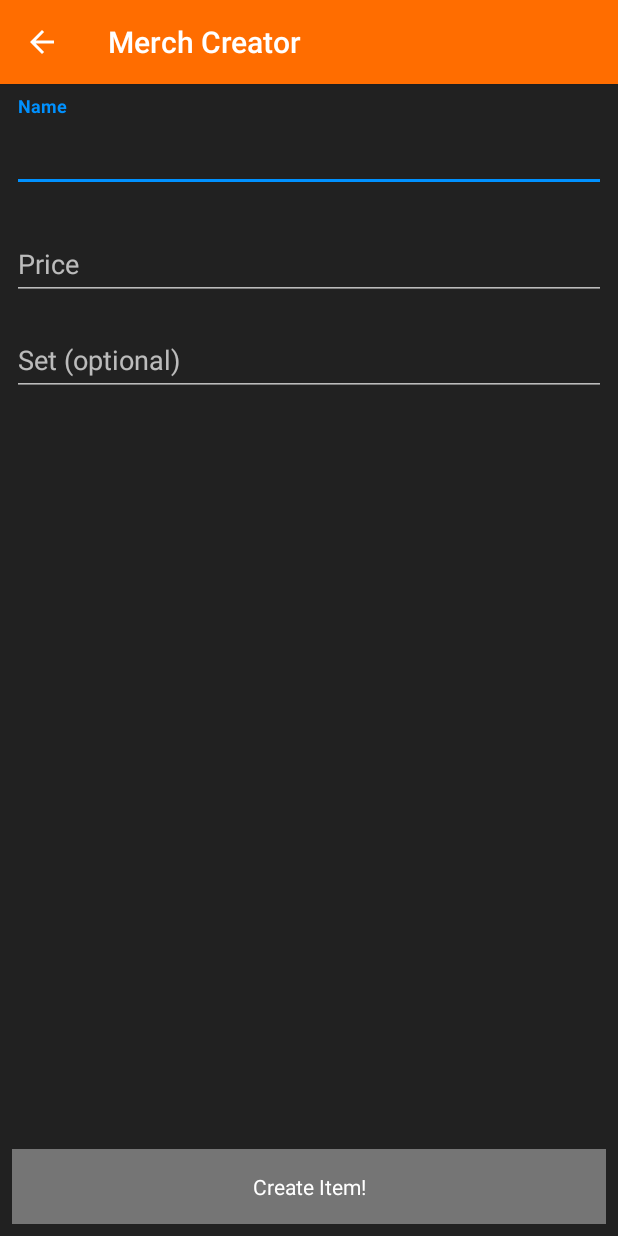
After one commit to gameroxer/MerchManager, an Android app: the CreateMerchItem screen opened directly, with no data from a screen before it, on a phone screen of 412 x 824 dp. The commit adds this screen. Run offline under Robolectric (Android 15) with nearby library versions, the phone set to English and light mode, and no system bars.

Commit message:
added new activities for inventory management/adding merch items, added material design icons

```diff
--- /dev/null
+++ b/app/src/main/java/com/example/aric/merchmanager/CreateMerchItem.java
@@ -0,0 +1,13 @@
+package com.example.aric.merchmanager;
+
+import android.support.v7.app.AppCompatActivity;
+import android.os.Bundle;
+
+public class CreateMerchItem extends AppCompatActivity {
+
+    @Override
+    protected void onCreate(Bundle savedInstanceState) {
+        super.onCreate(savedInstanceState);
+        setContentView(R.layout.activity_create_merch_item);
+    }
+}
--- a/app/src/main/java/com/example/aric/merchmanager/MainActivity.java
+++ b/app/src/main/java/com/example/aric/merchmanager/MainActivity.java
@@ -32,6 +32,12 @@ public class MainActivity extends AppCompatActivity {
         startActivity(intent);
     }
 
+    public void ManageInventoryButtonPressed(View v) {
+        Intent intent = new Intent(this, ManageInventory.class);
+        intent.putExtra("merchList", merchList);
+        startActivity(intent);
+    }
+
     void CreateSampleItems() {
         MerchItem item1 = new MerchItem();
         item1.id = 1;
--- /dev/null
+++ b/app/src/main/res/drawable/ic_round_add_128px.xml
@@ -0,0 +1,5 @@
+<vector android:alpha="0.7" android:height="128dp"
+    android:viewportHeight="24" android:viewportWidth="24"
+    android:width="128dp" xmlns:android="http://schemas.android.com/apk/res/android">
+    <path android:fillColor="#FF000000" android:pathData="M18,13h-5v5c0,0.55 -0.45,1 -1,1s-1,-0.45 -1,-1v-5H6c-0.55,0 -1,-0.45 -1,-1s0.45,-1 1,-1h5V6c0,-0.55 0.45,-1 1,-1s1,0.45 1,1v5h5c0.55,0 1,0.45 1,1s-0.45,1 -1,1z"/>
+</vector>
--- /dev/null
+++ b/app/src/main/res/layout/activity_create_merch_item.xml
@@ -0,0 +1,86 @@
+<?xml version="1.0" encoding="utf-8"?>
+<android.support.constraint.ConstraintLayout xmlns:android="http://schemas.android.com/apk/res/android"
+    xmlns:app="http://schemas.android.com/apk/res-auto"
+    xmlns:tools="http://schemas.android.com/tools"
+    android:layout_width="match_parent"
+    android:layout_height="match_parent"
+    tools:context=".CreateMerchItem">
+
+    <Button
+        android:id="@+id/button"
+        android:layout_width="0dp"
+        android:layout_height="@dimen/box_size"
+        android:layout_marginStart="8dp"
+        android:layout_marginLeft="8dp"
+        android:layout_marginEnd="8dp"
+        android:layout_marginRight="8dp"
+        android:layout_marginBottom="8dp"
+        android:text="@string/button_create_item"
+        app:layout_constraintBottom_toBottomOf="parent"
+        app:layout_constraintEnd_toEndOf="parent"
+        app:layout_constraintStart_toStartOf="parent" />
+
+    <android.support.design.widget.TextInputLayout
+        android:id="@+id/nameText"
+        android:layout_width="match_parent"
+        android:layout_height="wrap_content"
+        android:layout_marginStart="8dp"
+        android:layout_marginLeft="8dp"
+        android:layout_marginTop="8dp"
+        android:layout_marginEnd="8dp"
+        android:layout_marginRight="8dp"
+        app:layout_constraintEnd_toEndOf="parent"
+        app:layout_constraintStart_toStartOf="parent"
+        app:layout_constraintTop_toTopOf="parent">
+
+        <android.support.design.widget.TextInputEditText
+            android:layout_width="match_parent"
+            android:layout_height="wrap_content"
+            android:hint="@string/hint_enter_name"
+            android:textColor="@color/text_color_primary"
+            android:textStyle="bold"
+            android:textSize="24dp"/>
+    </android.support.design.widget.TextInputLayout>
+
+    <android.support.design.widget.TextInputLayout
+        android:id="@+id/priceText"
+        android:layout_width="match_parent"
+        android:layout_height="wrap_content"
+        android:layout_marginStart="8dp"
+        android:layout_marginLeft="8dp"
+        android:layout_marginTop="16dp"
+        android:layout_marginEnd="8dp"
+        android:layout_marginRight="8dp"
+        app:layout_constraintEnd_toEndOf="parent"
+        app:layout_constraintStart_toStartOf="parent"
+        app:layout_constraintTop_toBottomOf="@+id/nameText">
+
+        <EditText
+            android:layout_width="match_parent"
+            android:layout_height="wrap_content"
+            android:ems="10"
+            android:hint="@string/hint_enter_price"
+            android:inputType="numberDecimal"/>
+    </android.support.design.widget.TextInputLayout>
+
+    <android.support.design.widget.TextInputLayout
+        android:id="@+id/setText"
+        android:layout_width="match_parent"
+        android:layout_height="wrap_content"
+        android:layout_marginStart="8dp"
+        android:layout_marginLeft="8dp"
+        android:layout_marginTop="8dp"
+        android:layout_marginEnd="8dp"
+        android:layout_marginRight="8dp"
+        app:layout_constraintEnd_toEndOf="parent"
+        app:layout_constraintStart_toStartOf="parent"
+        app:layout_constraintTop_toBottomOf="@+id/priceText">
+
+        <android.support.design.widget.TextInputEditText
+            android:layout_width="match_parent"
+            android:layout_height="wrap_content"
+            android:hint="@string/hint_enter_set"
+            android:textColor="@color/text_color_primary" />
+    </android.support.design.widget.TextInputLayout>
+
+</android.support.constraint.ConstraintLayout>
--- a/app/src/main/res/layout/activity_main.xml
+++ b/app/src/main/res/layout/activity_main.xml
@@ -31,6 +31,7 @@
         android:layout_marginTop="8dp"
         android:layout_marginEnd="32dp"
         android:layout_marginRight="32dp"
+        android:onClick="ManageInventoryButtonPressed"
         android:text="@string/button_manage_inventory"
         android:textAllCaps="false"
         app:layout_constraintEnd_toEndOf="parent"
--- a/app/src/main/res/values/strings.xml
+++ b/app/src/main/res/values/strings.xml
@@ -4,8 +4,12 @@
     <string name="activity_event_creator">Event Creator</string>
     <string name="activity_checkout">Checkout</string>
     <string name="activity_merch_sale">Merch Sale</string>
+    <string name="activity_inventory_manager">Inventory Manager</string>
+    <string name="activity_merch_creator">Merch Creator</string>
 
-    <string name="hint_enter_name">Enter a name</string>
+    <string name="hint_enter_name">Name</string>
+    <string name="hint_enter_set">Set (optional)</string>
+    <string name="hint_enter_price">Price</string>
 
     <string name="button_create">Create</string>
     <string name="button_sale">New Sale</string>
@@ -15,6 +19,7 @@
     <string name="button_checkout">Total: $%.2f\nCheckout</string>
     <string name="button_override">Override Price</string>
     <string name="button_make_sale">Make Sale!</string>
+    <string name="button_create_item">Create Item!</string>
 
     <string name="action_settings">Settings</string>
 
--- a/app/src/main/res/values/styles.xml
+++ b/app/src/main/res/values/styles.xml
@@ -11,6 +11,7 @@
         <item name="android:textColorPrimary">@color/text_color_primary</item>
         <item name="android:textColorSecondary">@color/text_color_secondary</item>
         <item name="android:textColorSecondaryInverse">@color/secondary_text_material_dark</item>
+        <item name="android:textColorHint">@color/text_color_secondary</item>
     </style>
 
     <style name="ButtonColor" parent="@android:style/Widget.Button">
```
Also changed, not shown: app/src/main/AndroidManifest.xml (+14 -9 lines), app/src/main/java/com/example/aric/merchmanager/ManageInventory.java (added, +20 -0 lines), app/src/main/res/layout/activity_manage_inventory.xml (added, +37 -0 lines), 1 other file.
